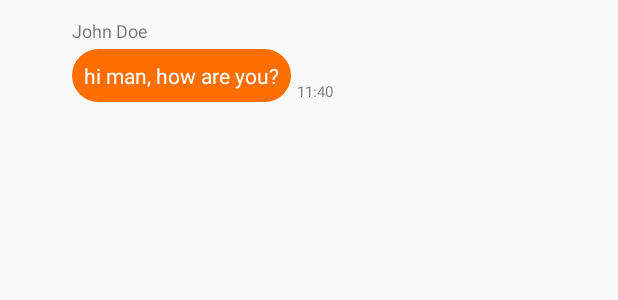
After one commit to Vatreni/ProofGround, an Android app: the layout item_message_received.xml on its own in the app's theme, with its tools: preview values and no code run, on a phone screen of 412 x 824 dp. The commit adds this screen. Shown: the top 300 px of the screen. Run offline under Robolectric (Android 15) with nearby library versions, the phone set to English and light mode, and no system bars.

Commit message:
added ui

```diff
--- a/presentation/src/main/AndroidManifest.xml
+++ b/presentation/src/main/AndroidManifest.xml
@@ -19,6 +19,7 @@
                 <category android:name="android.intent.category.LAUNCHER" />
             </intent-filter>
         </activity>
+        <activity android:name=".feature.chat.ChatActivity" />
     </application>
 
 </manifest>
--- /dev/null
+++ b/presentation/src/main/res/drawable/rounded_rectangle_orange.xml
@@ -0,0 +1,10 @@
+<?xml version="1.0" encoding="utf-8"?>
+<shape xmlns:android="http://schemas.android.com/apk/res/android"
+    android:shape="rectangle">
+
+    <!-- View background color -->
+    <solid android:color="#FF6E00"/>
+
+    <!-- The radius makes the corners rounded -->
+    <corners android:radius="20dp"/>
+</shape>
--- /dev/null
+++ b/presentation/src/main/res/layout/item_message_received.xml
@@ -0,0 +1,53 @@
+<?xml version="1.0" encoding="utf-8"?>
+
+<android.support.constraint.ConstraintLayout xmlns:android="http://schemas.android.com/apk/res/android"
+    xmlns:app="http://schemas.android.com/apk/res-auto"
+    xmlns:tools="http://schemas.android.com/tools"
+    android:layout_width="match_parent"
+    android:layout_height="wrap_content"
+    android:paddingTop="8dp">
+
+    <ImageView
+        android:id="@+id/image_message_profile"
+        android:layout_width="32dp"
+        android:layout_height="32dp"
+        android:layout_marginLeft="8dp"
+        app:layout_constraintLeft_toLeftOf="parent"
+        app:layout_constraintTop_toTopOf="parent" />
+
+    <TextView
+        android:id="@+id/text_message_name"
+        android:layout_width="wrap_content"
+        android:layout_height="wrap_content"
+        android:layout_marginLeft="8dp"
+        android:layout_marginTop="4dp"
+        android:text="John Doe"
+        android:textSize="12sp"
+        app:layout_constraintLeft_toRightOf="@+id/image_message_profile"
+        app:layout_constraintTop_toTopOf="parent" />
+
+    <TextView
+        android:id="@+id/text_message_body"
+        android:layout_width="wrap_content"
+        android:layout_height="wrap_content"
+        android:layout_marginLeft="8dp"
+        android:layout_marginTop="4dp"
+        android:background="@drawable/rounded_rectangle_orange"
+        android:maxWidth="240dp"
+        android:padding="8dp"
+        android:text="hi man, how are you?"
+        android:textColor="#ffffff"
+        app:layout_constraintLeft_toRightOf="@+id/image_message_profile"
+        app:layout_constraintTop_toBottomOf="@+id/text_message_name" />
+
+    <TextView
+        android:id="@+id/text_message_time"
+        android:layout_width="wrap_content"
+        android:layout_height="wrap_content"
+        android:layout_marginLeft="4dp"
+        android:text="11:40"
+        android:textSize="10sp"
+        app:layout_constraintBottom_toBottomOf="@+id/text_message_body"
+        app:layout_constraintLeft_toRightOf="@+id/text_message_body" />
+
+</android.support.constraint.ConstraintLayout>
```
Also changed, not shown: presentation/src/main/java/com/anddevs/proofground/feature/chat/ChatActivity.java (+14 -1 lines), presentation/src/main/res/drawable/rounded_rectangle_green.xml (added, +10 -0 lines), presentation/src/main/res/layout/activity_chat_layout.xml (added, +63 -0 lines), presentation/src/main/res/layout/item_message_sent.xml (added, +32 -0 lines).
